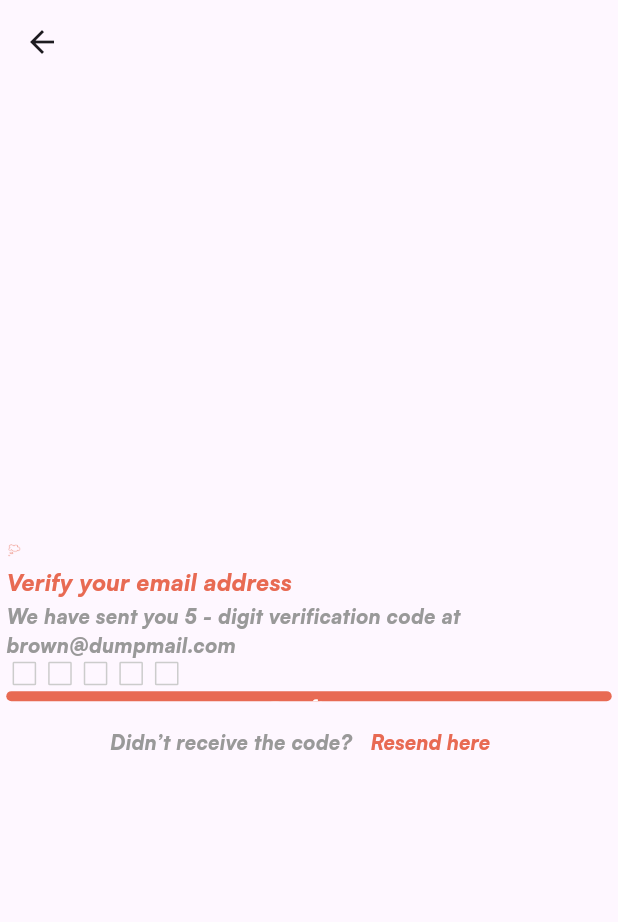
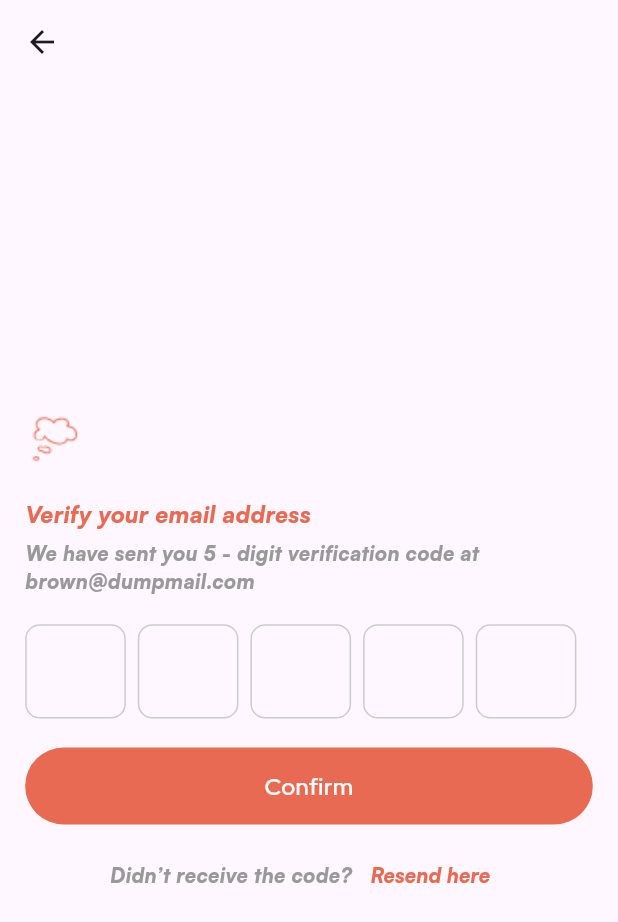
Before and after one commit to OmarMushtaha2020/Real_Estate_App, a Flutter app: the EmailVerificationView screen opened by its route, on a phone screen of 412 x 824 dp. Shown: the top 922 px of the screen. Run offline on Flutter 3.47's test engine with Material 3 defaults, Android fonts, the phone set to English and light mode, and no system bars; drawn by our look-alikes of pinput; our stand-ins replace device_preview, flutter_screenutil, get.

Commit message:
update in responsive of the email_verification  screen

```diff
--- a/lib/app/modules/home/views/email_verification_view.dart
+++ b/lib/app/modules/home/views/email_verification_view.dart
@@ -19,40 +19,39 @@ class EmailVerificationView extends GetView<EmailVerificationController> {
             alignment: AlignmentDirectional.center,
             child: SingleChildScrollView(
                 child: Padding(
-              padding: EdgeInsets.symmetric(horizontal: 4.w),
+              padding: EdgeInsets.symmetric(horizontal: 16.w),
               child: Column(
                 mainAxisAlignment: MainAxisAlignment.center,
                 crossAxisAlignment: CrossAxisAlignment.start,
                 children: [
                   ImageWidget(
                     "assets/image/dreams.png",
-                    width: 10.w,
-                    height: 10.w,
-                    fit: BoxFit.cover,
+                    width: 38.w,
+                    height: 38.w,
+                    fit: BoxFit.contain,
                   ),
-                  SizeBoxWidget(
-                    height: 5.w,
-                  ),
+                  SizeBoxWidget(height: 20.h),
+
                   TextWidget(
                     "Verify your email address",
                     fontFamily: "Satoshi",
+                    fontWeight: FontWeight.w700,
                     fontSize: 16.sp,
                     color: Color(0xFFE86A53),
                   ),
-                  Padding(
-                    padding: EdgeInsets.only(top: 2.h),
-                    child: TextWidget(
+                  SizeBoxWidget(height: 5.h),
+
+                  TextWidget(
                     "We have sent you 5 - digit verification code at brown@dumpmail.com",
                     fontSize: 14.sp,
+                    fontWeight: FontWeight.w400,
                     fontFamily: "Satoshi",
                     color: Color(0xFF999999),
                     textAlign: TextAlign.start,
                   ),
-                  ),
-                  Padding(
-                    padding: EdgeInsets.only(
-                        top: 2.h, left: 4.w, right: 4.w, bottom: 4.h),
-                    child: Pinput(
+                  SizeBoxWidget(height: 20.h), // Added for spacing consistency
+
+                  Pinput(
                     onCompleted: (value) {},
                     showCursor: true,
                     length: 5,
@@ -61,21 +60,19 @@ class EmailVerificationView extends GetView<EmailVerificationController> {
                     cursor: Column(
                       mainAxisAlignment: MainAxisAlignment.center,
                       children: [
-                          Padding(
-                            padding: EdgeInsets.symmetric(horizontal: 2.w),
-                            child: Container(
-                              width:6.w,
-                              height: 0.4.h,
+                        Container(
+                          width:20.w,
+                          height: 3.h,
                           color: Color(0xFFE86A53),
-                            ),
                         )
                       ],
                     ),
                     controller: controller.otpController,
                     mainAxisAlignment: MainAxisAlignment.spaceEvenly,
                     defaultPinTheme: PinTheme(
-                        width: 15.w,
-                        height: 15.w,
+                      width: 64.w,
+                      height: 60.w,
+
                       textStyle: Theme.of(context)
                           .textTheme
                           .bodyText1
@@ -88,28 +85,30 @@ class EmailVerificationView extends GetView<EmailVerificationController> {
                         border: Border.all(
                           color: Color(0XffCCCCCC),
                         ),
-                          borderRadius: BorderRadius.circular(1.h),
+                        borderRadius: BorderRadius.circular(10.r),
                       ),
                     ),
                     onTap: () {
                       controller.otpController.clear();
                     },
                   ),
-                  ),
+                  SizeBoxWidget(height: 20.h), // Added for spacing consistency
+
                   GestureDetector(
                     onTap: () {
                       Get.toNamed("/role");
                     },
                     child: Container(
-                      height: 7.h,
+                      height: 53.h,
                       width: double.infinity,
                       decoration: BoxDecoration(
                         color: Color(0xFFE86A53),
-                        borderRadius: BorderRadius.circular(10.h),
+                        borderRadius: BorderRadius.circular(100.r),
                       ),
                       child: Center(
                         child: TextWidget(
                           "Confirm",
+                          fontWeight: FontWeight.w600,
                           fontSize: 16.sp,
                           fontFamily: "RedHatDisplay",
                           color: Color(0xFFFFFFFF),
@@ -119,13 +118,13 @@ class EmailVerificationView extends GetView<EmailVerificationController> {
                     ),
                   ),
                   Padding(
-                    padding: EdgeInsets.only(top: 3.h),
+                    padding: EdgeInsets.only(top: 10.h),
                     child: Row(
                       mainAxisAlignment: MainAxisAlignment.center,
                       children: [
                         TextWidget(
                           "Didn’t receive the code?",
-                          fontSize: 14.sp,
+                          fontSize: 14.sp,fontWeight: FontWeight.w400,
                           color: Color(0xFF999999),
                           fontFamily: "Satoshi",
                         ),
@@ -135,6 +134,7 @@ class EmailVerificationView extends GetView<EmailVerificationController> {
                                 foregroundColor: Color(0xFFE86A53)),
                             child: TextWidget("Resend here",
                                 fontSize: 14.sp,
+                                fontWeight: FontWeight.w400,
                                 fontFamily: "Satoshi",
                                 color: Color(0xFFE86A53)))
                       ],
```
Lines whose indentation alone changed are shown as unchanged.
